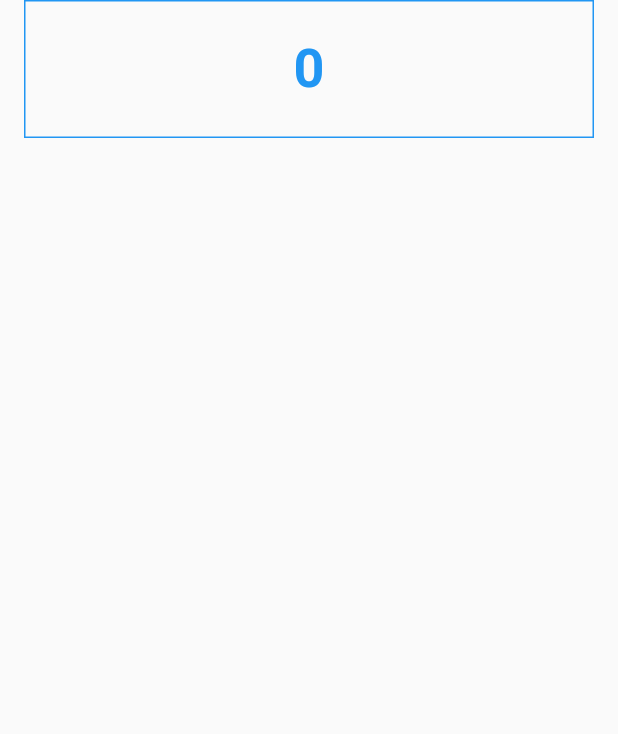
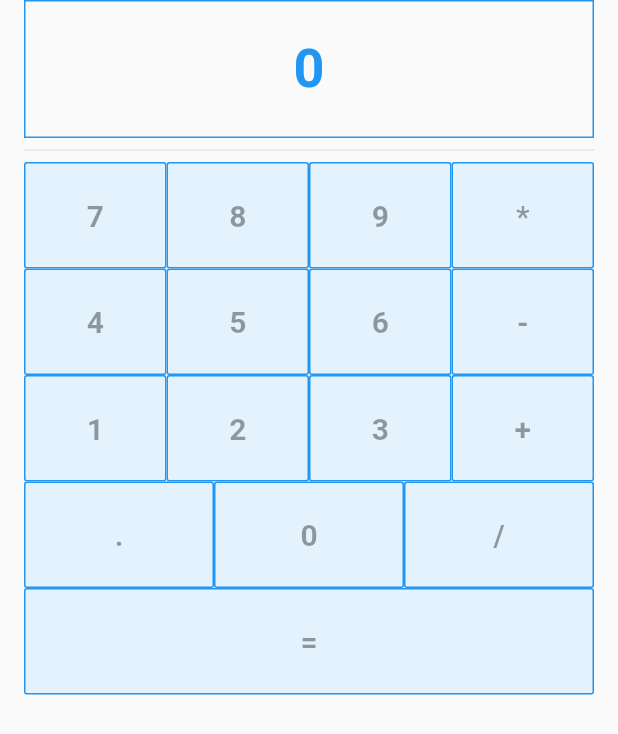
Before and after one commit to EduardoLima03/calculadorflutter, a Flutter app: the screen it shows after launch, on a phone screen of 412 x 824 dp. Shown: the top 734 px of the screen. Run offline on Flutter 3.47's test engine with Material 2 defaults, Android fonts, the phone set to English and light mode, and no system bars.

Commit message:
buttompad complet
painel de butões comcluido.

```diff
--- a/lib/views/calculator_page.dart
+++ b/lib/views/calculator_page.dart
@@ -1,5 +1,6 @@
 import 'package:flutter/cupertino.dart';
 import 'package:flutter/material.dart';
+import 'package:flutter_calculadora/views/custom_buttom_pad.dart';
 
 class CalculatorPage extends StatefulWidget {
   @override
@@ -35,6 +36,47 @@ class _CalculatorPageState extends State<CalculatorPage> {
                     ),
                     ),
                   ),
+                  Divider(),
+                  Column(
+                    children: [
+                      Row(
+                        children: [
+                          CustomButtomPad("7"),
+                          CustomButtomPad("8"),
+                          CustomButtomPad("9"),
+                          CustomButtomPad("*"),
+                        ],
+                      ),
+                      Row(
+                        children: [
+                          CustomButtomPad("4"),
+                          CustomButtomPad("5"),
+                          CustomButtomPad("6"),
+                          CustomButtomPad("-"),
+                        ],
+                      ),
+                      Row(
+                        children: [
+                          CustomButtomPad("1"),
+                          CustomButtomPad("2"),
+                          CustomButtomPad("3"),
+                          CustomButtomPad("+"),
+                        ],
+                      ),
+                      Row(
+                        children: [
+                          CustomButtomPad("."),
+                          CustomButtomPad("0"),
+                          CustomButtomPad("/"),
+                        ],
+                      ),
+                      Row(
+                        children: [
+                          CustomButtomPad("="),
+                        ],
+                      )
+                    ],
+                  ),
                 ],
               ),
             ),
--- /dev/null
+++ b/lib/views/custom_buttom_pad.dart
@@ -0,0 +1,36 @@
+import 'package:flutter/cupertino.dart';
+import 'package:flutter/material.dart';
+
+/// Esse Widget será responsavel por criar os butoes que será
+/// ultilizado na page
+
+class CustomButtomPad extends StatefulWidget {
+
+  String buttomText;
+
+  CustomButtomPad(this.buttomText);
+
+  @override
+  _CustomButtomPadState createState() => _CustomButtomPadState();
+}
+
+class _CustomButtomPadState extends State<CustomButtomPad> {
+  @override
+  Widget build(BuildContext context) {
+    return Expanded(
+      child: Container(
+        color: Colors.blue.shade50,
+        child: OutlineButton(onPressed: null,
+          padding: EdgeInsets.all(24.0),
+          child: Text(widget.buttomText,
+          style: TextStyle(fontSize: 20.0, fontWeight: FontWeight.bold),),
+          borderSide: BorderSide(
+            color: Theme.of(context).primaryColor,
+            style: BorderStyle.solid,
+            width: 1,
+          ),
+        ),
+      ),
+    );
+  }
+}
```
